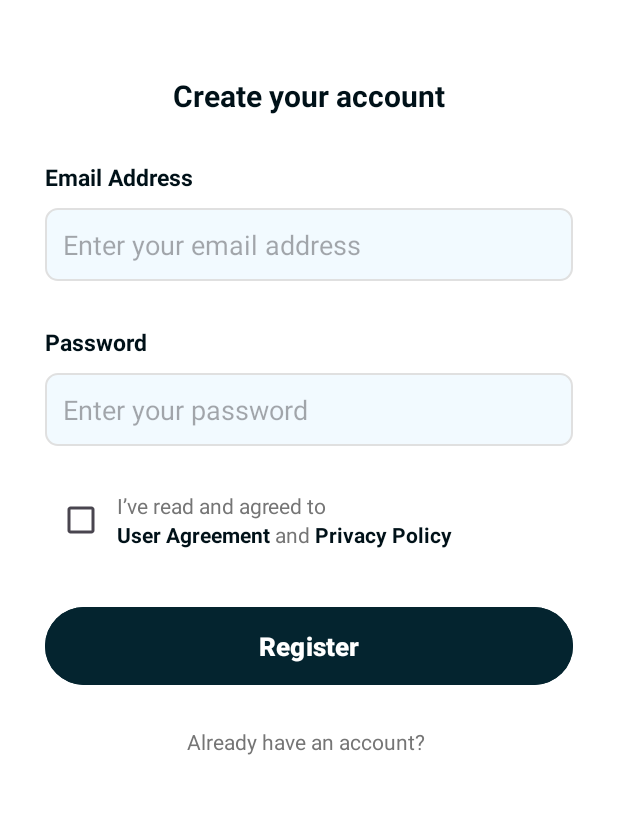
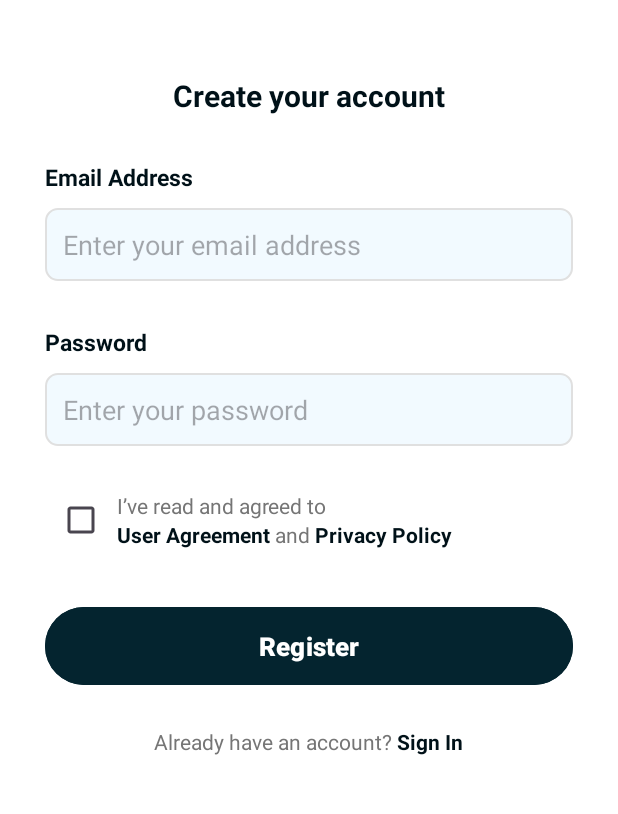
Before and after one commit to ariaffndi/StayHeheAppsMobile, an Android app: the RegistrationActivity screen opened directly, with no data from a screen before it, on a phone screen of 412 x 824 dp, the part 221-1035 px from its top. Run offline under Robolectric (Android 15) with nearby library versions, the phone set to English and light mode, and no system bars; our stand-ins replace Firebase (no records; nobody signed in at launch, a user with empty details on screens opened directly).

Commit message:
memperbaiki bug

```diff
--- a/app/src/main/java/com/example/stayheheapps/LoginActivity.java
+++ b/app/src/main/java/com/example/stayheheapps/LoginActivity.java
@@ -85,7 +85,7 @@ public class LoginActivity extends AppCompatActivity {
 
                                    // if sign-in is successful
                                    // intent to home activity
-                                   Intent intent = new Intent(LoginActivity.this,HomeActivity.class);
+                                   Intent intent = new Intent(LoginActivity.this,MainActivity.class);
                                    startActivity(intent);
                                }
 
@@ -102,7 +102,7 @@ public class LoginActivity extends AppCompatActivity {
                        });
    }
     //create acc
-    public void registration(View viev){
+    public void registration(View view){
         startActivity(new Intent(this, RegistrationActivity.class));
     }
 
--- a/app/src/main/java/com/example/stayheheapps/MainActivity.java
+++ b/app/src/main/java/com/example/stayheheapps/MainActivity.java
@@ -65,4 +65,8 @@ public class MainActivity extends AppCompatActivity {
     public void goToDetail(View view) {
         startActivity(new Intent(this, DetailActivity.class));
     }
+
+    public void backToLogin(View view) {
+        startActivity(new Intent(this, LoginActivity.class));
+    }
 }
--- a/app/src/main/java/com/example/stayheheapps/RegistrationActivity.java
+++ b/app/src/main/java/com/example/stayheheapps/RegistrationActivity.java
@@ -49,6 +49,10 @@ public class RegistrationActivity extends AppCompatActivity {
                 registerNewUser();
             }
         });
+    }
+
+    public void backToLogin(View view) {
+        startActivity(new Intent(this, LoginActivity.class));
     }
 
     private void registerNewUser()
--- a/app/src/main/res/layout/activity_login.xml
+++ b/app/src/main/res/layout/activity_login.xml
@@ -169,7 +169,7 @@
                 android:textColor="@color/white"
                 android:textStyle="bold"
                 android:layout_marginTop="30dp"
-                android:onClick="signIn"
+
                 />
 
             <!-- Other Sign In Options -->
--- a/app/src/main/res/layout/activity_registration.xml
+++ b/app/src/main/res/layout/activity_registration.xml
@@ -173,13 +173,13 @@
                     android:text="Already have an account? "
                     android:textColor="#757575" />
 
-<!--                <TextView-->
-<!--                    android:layout_width="wrap_content"-->
-<!--                    android:layout_height="wrap_content"-->
-<!--                    android:text="Sign In"-->
-<!--                    android:textColor="@color/primary"-->
-<!--                    android:textStyle="bold"-->
-<!--                    android:onClick="backToLogin" />-->
+                <TextView
+                    android:layout_width="wrap_content"
+                    android:layout_height="wrap_content"
+                    android:text="Sign In"
+                    android:textColor="@color/primary"
+                    android:textStyle="bold"
+                    android:onClick="backToLogin" />
             </LinearLayout>
 
             <!-- Progress Bar -->
--- a/app/src/main/res/layout/fragment_profile.xml
+++ b/app/src/main/res/layout/fragment_profile.xml
@@ -329,6 +329,7 @@
                     android:layout_marginStart="16dp"
                     android:layout_weight="1"
                     android:textStyle="bold"
+                    android:onClick="backToLogin"
                     />
 
             </LinearLayout>
```
